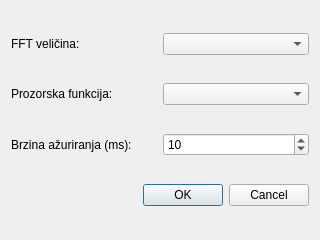
The window that Software/audio-visualizer/settingsdialog.ui (mkovac700/diplomski-rad) describes before a commit, drawn with Qt 5.
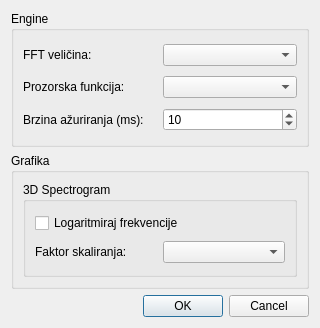
The same window after the commit.

Commit message: Nastavak implementacije grafičkih postavki. Uređivanje dijaloga za postavke

```diff
--- a/Software/audio-visualizer/settingsdialog.ui
+++ b/Software/audio-visualizer/settingsdialog.ui
@@ -7,12 +7,18 @@
     <x>0</x>
     <y>0</y>
     <width>320</width>
-    <height>240</height>
+    <height>328</height>
    </rect>
   </property>
   <property name="windowTitle">
    <string>Dialog</string>
   </property>
+  <layout class="QVBoxLayout" name="verticalLayout_4">
+   <item>
+    <widget class="QGroupBox" name="groupBox">
+     <property name="title">
+      <string>Engine</string>
+     </property>
   <layout class="QVBoxLayout" name="verticalLayout">
    <item>
     <layout class="QHBoxLayout" name="horizontalLayout">
@@ -109,6 +115,48 @@
       </widget>
      </item>
     </layout>
+      </item>
+     </layout>
+    </widget>
+   </item>
+   <item>
+    <widget class="QGroupBox" name="groupBox_2">
+     <property name="title">
+      <string>Grafika</string>
+     </property>
+     <layout class="QVBoxLayout" name="verticalLayout_3">
+      <item>
+       <widget class="QGroupBox" name="groupBox_3">
+        <property name="title">
+         <string>3D Spectrogram</string>
+        </property>
+        <layout class="QVBoxLayout" name="verticalLayout_2">
+         <item>
+          <widget class="QCheckBox" name="checkBox">
+           <property name="text">
+            <string>Logaritmiraj frekvencije</string>
+           </property>
+          </widget>
+         </item>
+         <item>
+          <layout class="QHBoxLayout" name="horizontalLayout_4">
+           <item>
+            <widget class="QLabel" name="label_4">
+             <property name="text">
+              <string>Faktor skaliranja:</string>
+             </property>
+            </widget>
+           </item>
+           <item>
+            <widget class="QComboBox" name="comboBox"/>
+           </item>
+          </layout>
+         </item>
+        </layout>
+       </widget>
+      </item>
+     </layout>
+    </widget>
    </item>
    <item>
     <widget class="QDialogButtonBox" name="buttonBox">
```
Lines whose indentation alone changed are shown as unchanged. The commit also changes 2 other files.
